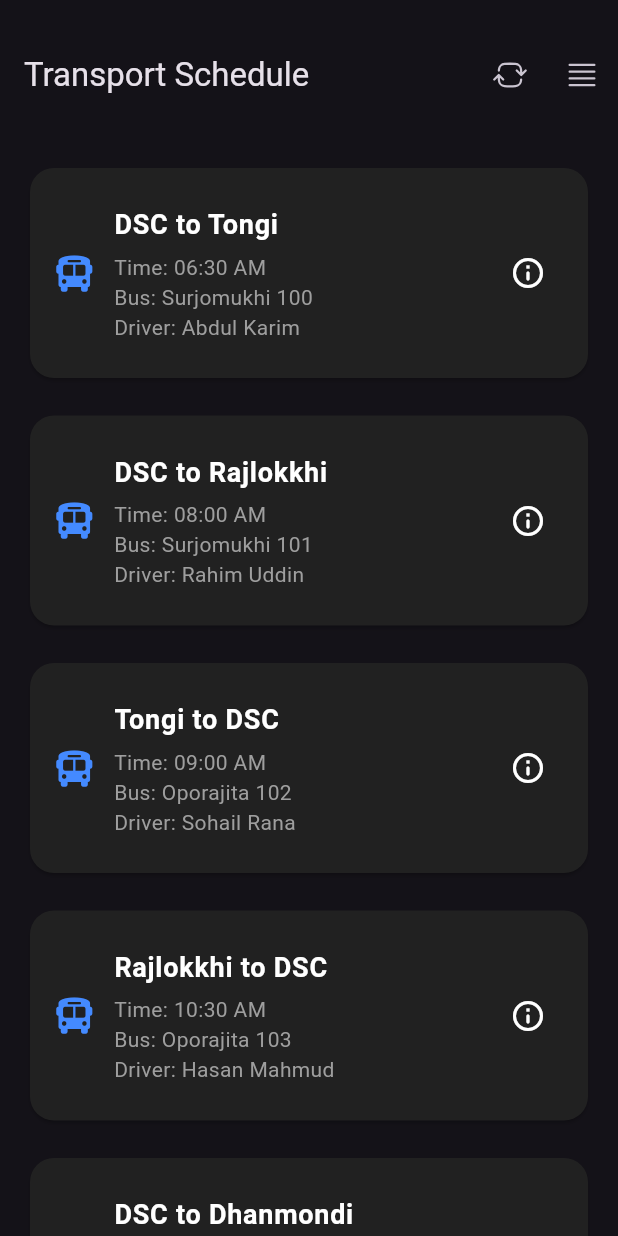
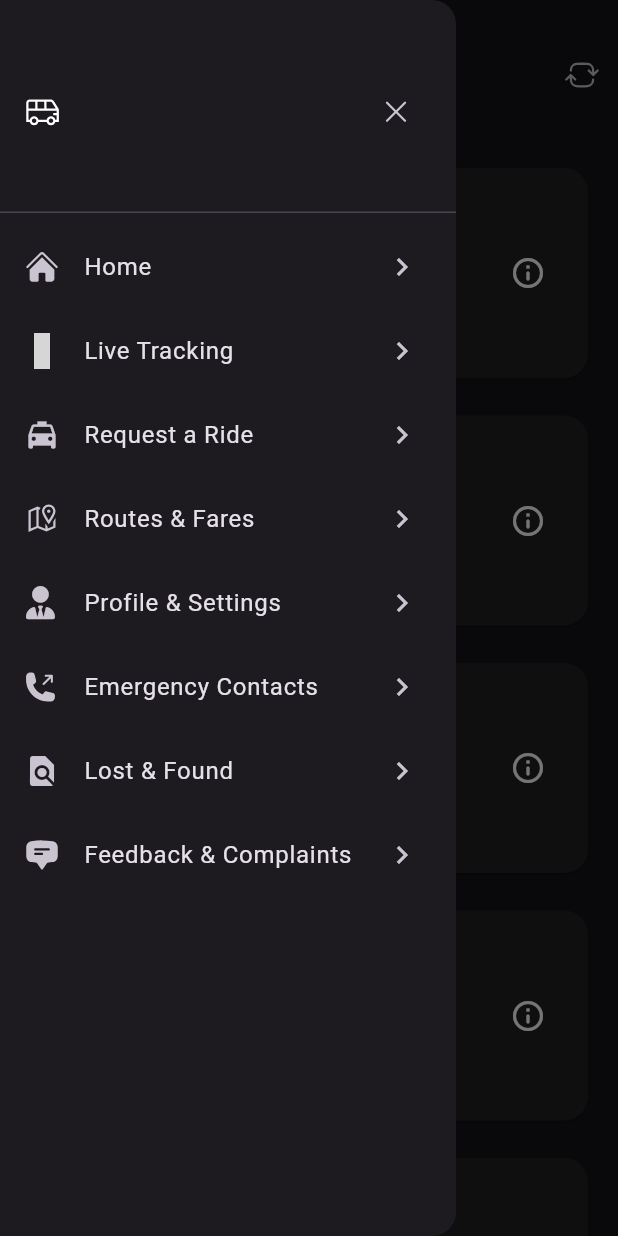
Before and after one commit to DIP-SARKER/routeradar, a Flutter app: the screen it shows after launch, with the side drawer open (before the commit the screen has no drawer), on a phone screen of 412 x 824 dp. Run offline on Flutter 3.47's test engine with Material 3 defaults, Android fonts, the phone set to English and light mode, and no system bars; our stand-ins replace icons_plus; grey boxes are pictures that could not be loaded.

```diff
--- a/lib/schedule.dart
+++ b/lib/schedule.dart
@@ -100,6 +100,85 @@ class _Schedule extends State<Schedule> {
   @override
   Widget build(BuildContext context) {
     return Scaffold(
+      drawer: Drawer(
+        child: ListView(
+          children: [
+            SizedBox(
+              height: 150,
+              child: DrawerHeader(
+                child: Row(
+                  mainAxisAlignment: MainAxisAlignment.spaceBetween,
+                  children: [
+                    Icon(
+                      LineAwesome.shuttle_van_solid,
+                    ),
+                    IconButton(
+                      icon: Icon(HeroIcons.x_mark),
+                      onPressed: () {
+                        Navigator.of(context).pop();
+                      },
+                    ),
+                  ],
+                ),
+              ),
+            ),
+            ListTile(
+              leading: Icon(HeroIcons.home), // Home icon
+              title: Text("Home"),
+              trailing: Icon(Icons.chevron_right),
+              onTap: () {},
+            ),
+            ListTile(
+              leading: Icon(Iconsax.location_bold), // Bus tracking icon
+              title: Text("Live Tracking"),
+              trailing: Icon(Icons.chevron_right),
+              onTap: () {},
+            ),
+            ListTile(
+              leading: Icon(Icons.local_taxi), // Ride request icon
+              title: Text("Request a Ride"),
+              trailing: Icon(Icons.chevron_right),
+              onTap: () {},
+            ),
+            ListTile(
+              leading: Icon(LineAwesome.map_marked_alt_solid), // Routes icon
+              title: Text("Routes & Fares"),
+              trailing: Icon(Icons.chevron_right),
+              onTap: () {},
+            ),
+            ListTile(
+              leading: Icon(
+                FontAwesome.user_tie_solid,
+                size: 22,
+              ), // Profile icon
+              title: Text("Profile & Settings"),
+              trailing: Icon(Icons.chevron_right),
+              onTap: () {},
+            ),
+            ListTile(
+              leading: Icon(
+                HeroIcons.phone_arrow_up_right,
+                size: 22,
+              ), // Emergency contact icon
+              title: Text("Emergency Contacts"),
+              trailing: Icon(Icons.chevron_right),
+              onTap: () {},
+            ),
+            ListTile(
+              leading: Icon(Icons.find_in_page), // Lost & Found icon
+              title: Text("Lost & Found"),
+              trailing: Icon(Icons.chevron_right),
+              onTap: () {},
+            ),
+            ListTile(
+              leading: Icon(HeroIcons.chat_bubble_bottom_center_text), // Feedback icon
+              title: Text("Feedback & Complaints"),
+              trailing: Icon(Icons.chevron_right),
+              onTap: () {},
+            ),
+          ],
+        ),
+      ),
       appBar: AppBar(
         title: Text("Transport Schedule"),
         toolbarHeight: 100,
@@ -107,7 +186,6 @@ class _Schedule extends State<Schedule> {
           IconButton(
               icon: Icon(HeroIcons.arrow_path_rounded_square),
               onPressed: () {}),
-          IconButton(icon: Icon(HeroIcons.bars_4), onPressed: () {}),
         ],
       ),
       body: Column(
```
Also changed, not shown: 4 other files.
